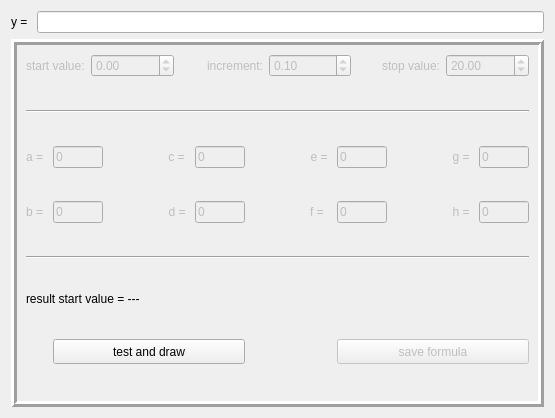
Above: examples/matchingPursuit/formulaeditor.ui from mne-tools/mne-cpp before the change. Below: the same form after it.
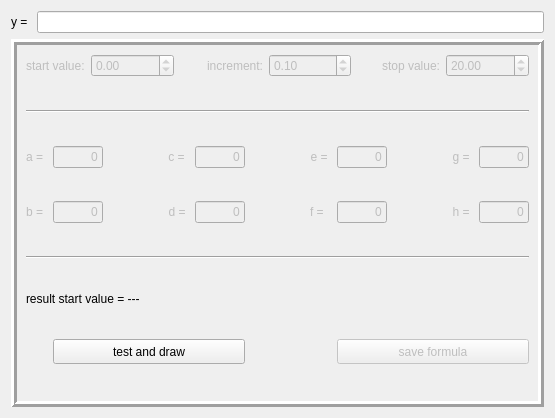
That is the form after the change. Icons and pictures are not drawn.

Diff of the .ui file:
```diff
--- a/examples/matchingPursuit/formulaeditor.ui
+++ b/examples/matchingPursuit/formulaeditor.ui
@@ -356,6 +356,9 @@
             <property name="text">
              <string>0</string>
             </property>
+            <property name="alignment">
+             <set>Qt::AlignRight|Qt::AlignTrailing|Qt::AlignVCenter</set>
+            </property>
            </widget>
           </item>
           <item row="1" column="7">
@@ -384,6 +387,9 @@
             <property name="text">
              <string>0</string>
             </property>
+            <property name="alignment">
+             <set>Qt::AlignRight|Qt::AlignTrailing|Qt::AlignVCenter</set>
+            </property>
            </widget>
           </item>
           <item row="1" column="10">
@@ -412,6 +418,9 @@
             <property name="text">
              <string>0</string>
             </property>
+            <property name="alignment">
+             <set>Qt::AlignRight|Qt::AlignTrailing|Qt::AlignVCenter</set>
+            </property>
            </widget>
           </item>
           <item row="2" column="1">
@@ -440,6 +449,9 @@
             <property name="text">
              <string>0</string>
             </property>
+            <property name="alignment">
+             <set>Qt::AlignRight|Qt::AlignTrailing|Qt::AlignVCenter</set>
+            </property>
            </widget>
           </item>
           <item row="2" column="4">
@@ -468,6 +480,9 @@
             <property name="text">
              <string>0</string>
             </property>
+            <property name="alignment">
+             <set>Qt::AlignRight|Qt::AlignTrailing|Qt::AlignVCenter</set>
+            </property>
            </widget>
           </item>
           <item row="2" column="7">
@@ -496,6 +511,9 @@
             <property name="text">
              <string>0</string>
             </property>
+            <property name="alignment">
+             <set>Qt::AlignRight|Qt::AlignTrailing|Qt::AlignVCenter</set>
+            </property>
            </widget>
           </item>
           <item row="2" column="10">
@@ -524,6 +542,9 @@
             <property name="text">
              <string>0</string>
             </property>
+            <property name="alignment">
+             <set>Qt::AlignRight|Qt::AlignTrailing|Qt::AlignVCenter</set>
+            </property>
            </widget>
           </item>
           <item row="4" column="0" colspan="11">
@@ -629,6 +650,9 @@
             <property name="text">
              <string>0</string>
             </property>
+            <property name="alignment">
+             <set>Qt::AlignRight|Qt::AlignTrailing|Qt::AlignVCenter</set>
+            </property>
            </widget>
           </item>
           <item row="5" column="0" colspan="11">
```
